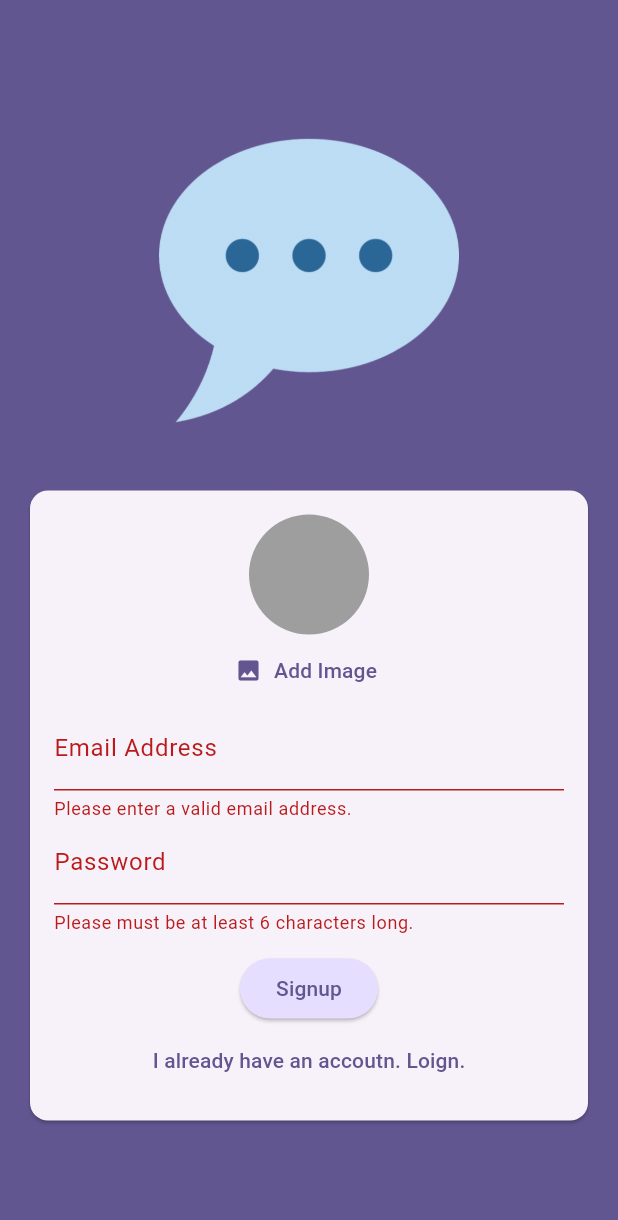
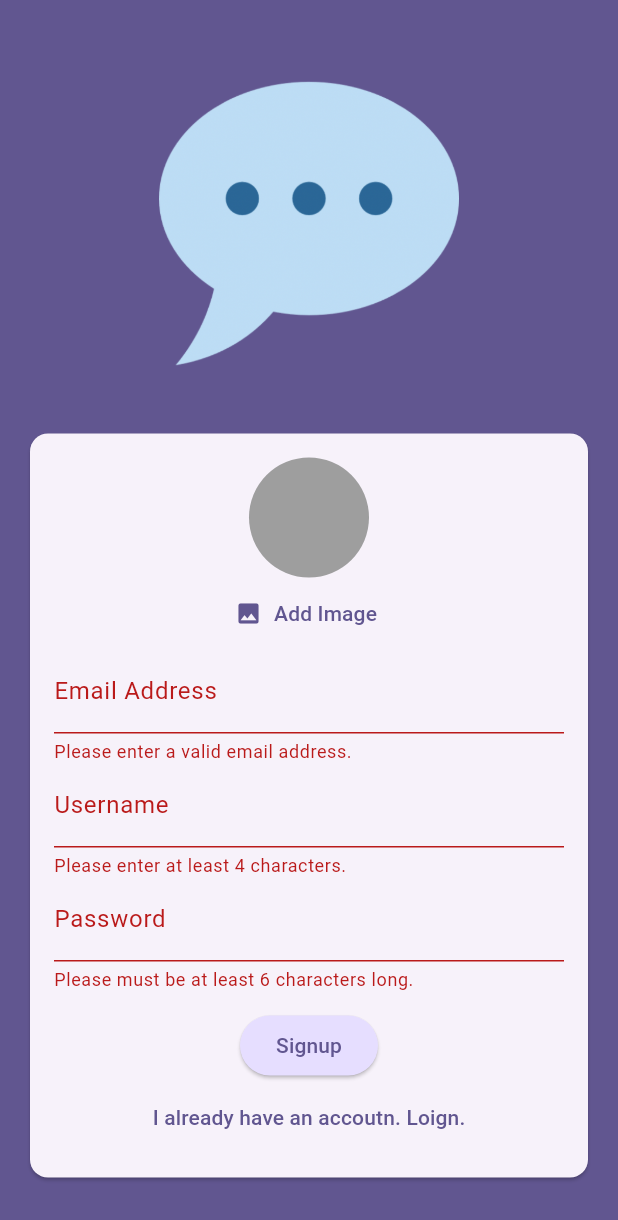
Before and after one commit to PisethChuon/chart_app, a Flutter app: the screen it shows after launch, after a tap on "Login", after a tap on "Create an account", after a tap on "Signup", on a phone screen of 412 x 824 dp. Shown: the top 1220 px of the screen. Run offline on Flutter 3.47's test engine with Material 3 defaults, Android fonts, the phone set to English and light mode, and no system bars; our stand-ins replace cloud_firestore, firebase_auth, firebase_core, firebase_storage, image_picker; accounts and stored records are empty.

Commit message:
update firebase cloud doc

```diff
--- a/lib/screens/auth.dart
+++ b/lib/screens/auth.dart
@@ -23,6 +23,7 @@ class _AuthScreenState extends State<AuthScreen> {
   var _isLogin = true;
   var _enteredEmail = '';
   var _enteredPassword = '';
+  var _enteredUsername = '';
   File? _selectedImage;
   var _isAuthenticating = false;
   // Submit Method
@@ -58,10 +59,10 @@ class _AuthScreenState extends State<AuthScreen> {
 
         // Cloud Firestore Docmument Method
         await FirebaseFirestore.instance
-        .collection('users')
-        .doc(userCredentials.user!.uid)
-        .set({
-          'username': 'to be done...',
+            .collection('users')
+            .doc(userCredentials.user!.uid)
+            .set({
+          'username': _enteredUsername,
           'email': _enteredEmail,
           'image_url': imageUrl,
         });
@@ -141,6 +142,24 @@ class _AuthScreenState extends State<AuthScreen> {
                               _enteredEmail = value!;
                             },
                           ),
+                          // Username fill
+                          if (!_isLogin)
+                            TextFormField(
+                              decoration:
+                                  const InputDecoration(labelText: 'Username'),
+                              enableSuggestions: false,
+                              validator: (value) {
+                                if (value == null ||
+                                    value.isEmpty ||
+                                    value.trim().length < 4) {
+                                  return 'Please enter at least 4 characters.';
+                                }
+                                return null;
+                              },
+                              onSaved: (value) {
+                                _enteredUsername = value!;
+                              },
+                            ),
 
                           // Password Required
                           TextFormField(
```
